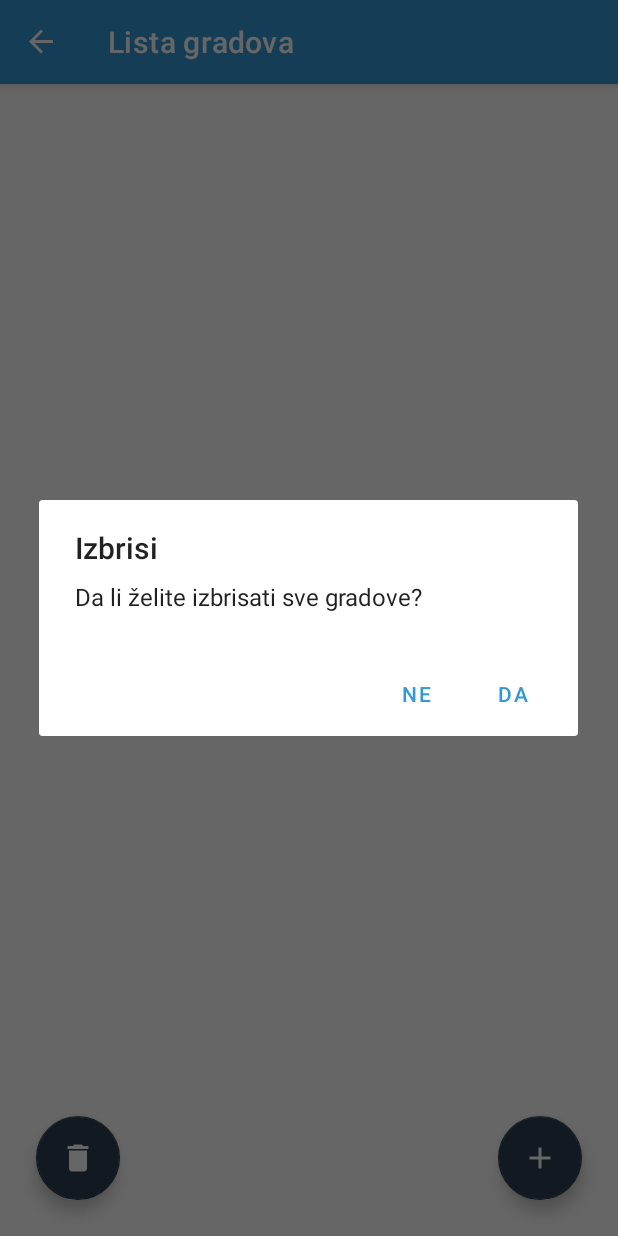
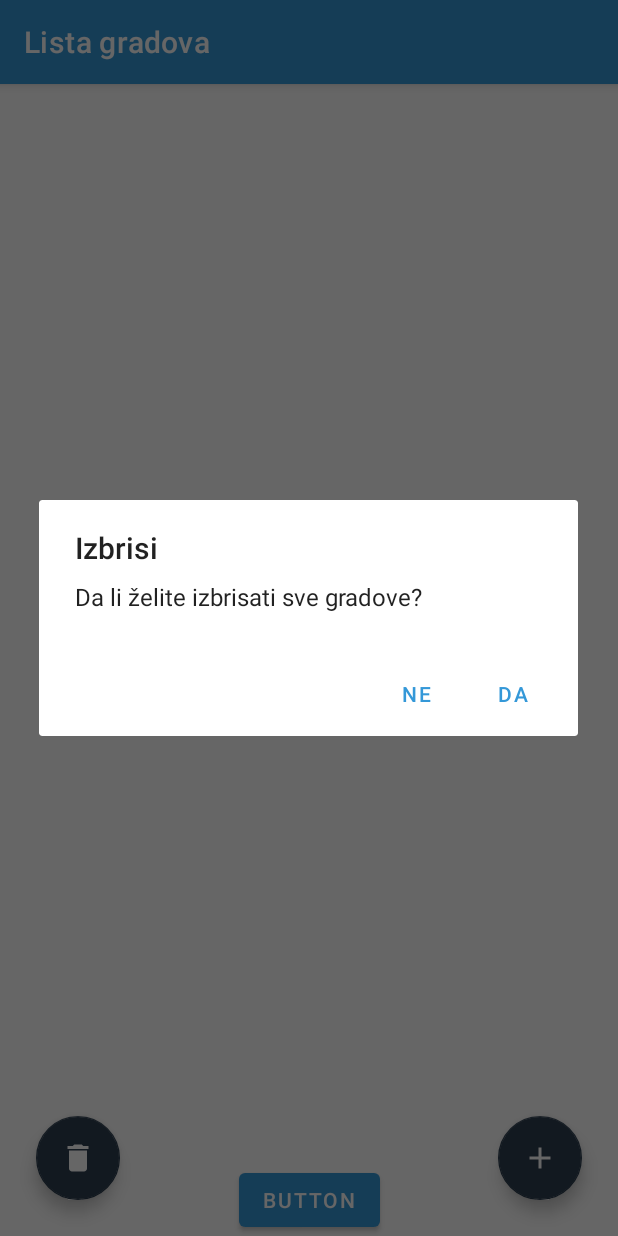
Before and after one commit to kerimnuhanovic/SalesmanProblemProject2, an Android app: the screen it shows after launch (MainActivity), after a tap on an icon or button, on a phone screen of 412 x 824 dp. Run offline under Robolectric (Android 15) with nearby library versions, the phone set to English and light mode, and no system bars; our stand-ins replace Room's generated code, Timber, data binding, navigation-ui.

Commit message:
Update5 23.5

```diff
--- a/app/src/main/java/com/example/salesmanproblemproject/GradRepository.kt
+++ b/app/src/main/java/com/example/salesmanproblemproject/GradRepository.kt
@@ -21,8 +21,8 @@ class GradRepository(private val gradDao: GradDBDao) {
         gradDao.deleteCity(grad)
     }
 
-    suspend fun dajSve():List<GradDB> {
-        return gradDao.dajSve()
+    fun dajSveGradove():List<GradDB> {
+        return gradDao.dajSveGradove()
     }
 
 }
--- a/app/src/main/java/com/example/salesmanproblemproject/ListaGradovaFragment.kt
+++ b/app/src/main/java/com/example/salesmanproblemproject/ListaGradovaFragment.kt
@@ -11,6 +11,7 @@ import androidx.databinding.DataBindingUtil
 import androidx.lifecycle.Observer
 import androidx.lifecycle.ViewModelProvider
 import androidx.navigation.Navigation
+import androidx.navigation.findNavController
 import androidx.recyclerview.widget.RecyclerView
 import com.example.salesmanproblemproject.database.GradDBViewModel
 import com.example.salesmanproblemproject.databinding.FragmentListaGradovaBinding
@@ -62,6 +63,12 @@ class ListaGradovaFragment : Fragment() {
             builder.show()
         }
 
+
+        binding.dugme.setOnClickListener {
+            var listaPomocna: ListaGradova = ListaGradova(gradViewModel.readAllData.value!!)
+            it.findNavController().navigate(ListaGradovaFragmentDirections.actionListaGradovaFragmentToNajkraciPutFragment(listaPomocna))
+        }
+
         return binding.root;
     }
 
--- a/app/src/main/java/com/example/salesmanproblemproject/MainActivity.kt
+++ b/app/src/main/java/com/example/salesmanproblemproject/MainActivity.kt
@@ -5,6 +5,7 @@ import android.os.Bundle
 import android.util.Log
 import androidx.databinding.DataBindingUtil
 import androidx.navigation.findNavController
+import androidx.navigation.ui.AppBarConfiguration
 import androidx.navigation.ui.setupActionBarWithNavController
 import com.example.salesmanproblemproject.databinding.ActivityMainBinding
 import timber.log.Timber
@@ -15,9 +16,24 @@ class MainActivity : AppCompatActivity() {
 
         val binding = DataBindingUtil.setContentView<ActivityMainBinding>(this, R.layout.activity_main)
         setupActionBarWithNavController(findNavController(R.id.myNavHostFragment))
+
+
+        val appBarConfiguration = AppBarConfiguration
+            .Builder(
+                R.id.titleFragment2,
+                R.id.listaGradovaFragment
+
+            )
+            .build()
+
+        setupActionBarWithNavController(findNavController(R.id.myNavHostFragment),appBarConfiguration)
+
         Timber.i("onCreate called!")
+        Timber.i("Test istovremenog pusha!")
+    }
 
-        Timber.i("Test istovremenog pusha!")
-
+    override fun onSupportNavigateUp(): Boolean {
+        val navController = findNavController(R.id.myNavHostFragment)
+        return navController.navigateUp()
     }
 }
--- a/app/src/main/java/com/example/salesmanproblemproject/database/GradDBDao.kt
+++ b/app/src/main/java/com/example/salesmanproblemproject/database/GradDBDao.kt
@@ -26,6 +26,6 @@ interface GradDBDao {
     fun getAllCities() : LiveData<List<GradDB>>
 
     @Query("select * from grad_table")
-    fun dajSve() : List<GradDB>
+    fun dajSveGradove() : List<GradDB>
 
 }
--- a/app/src/main/res/layout/fragment_lista_gradova.xml
+++ b/app/src/main/res/layout/fragment_lista_gradova.xml
@@ -55,5 +55,15 @@
         app:layout_constraintStart_toStartOf="parent"
         app:srcCompat="@drawable/ic_baseline_delete_24" />
 
+    <Button
+        android:id="@+id/dugme"
+        android:layout_width="wrap_content"
+        android:layout_height="wrap_content"
+        android:text="Button"
+        app:layout_constraintEnd_toStartOf="@+id/floatingActionButton"
+        app:layout_constraintStart_toEndOf="@+id/izbrisiSve"
+        tools:layout_editor_absoluteY="656dp"
+        app:layout_constraintBottom_toBottomOf="parent"/>
+
 </androidx.constraintlayout.widget.ConstraintLayout>
 </layout>
--- a/app/src/main/res/layout/fragment_najkraci_put.xml
+++ b/app/src/main/res/layout/fragment_najkraci_put.xml
@@ -20,6 +20,7 @@
             />
 
         <TextView
+            android:id="@+id/put"
             android:layout_width="match_parent"
             android:layout_height="wrap_content"
             app:layout_constraintTop_toBottomOf="@+id/racunaj"
--- a/app/src/main/res/navigation/navigation.xml
+++ b/app/src/main/res/navigation/navigation.xml
@@ -23,6 +23,9 @@
         <action
             android:id="@+id/action_listaGradovaFragment_to_gradDetaljiFragment"
             app:destination="@id/gradDetaljiFragment" />
+        <action
+            android:id="@+id/action_listaGradovaFragment_to_najkraciPutFragment"
+            app:destination="@id/najkraciPutFragment" />
     </fragment>
     <fragment
         android:id="@+id/dodajGradFragment"
@@ -46,5 +49,9 @@
     <fragment
         android:id="@+id/najkraciPutFragment"
         android:name="com.example.salesmanproblemproject.NajkraciPutFragment"
-        android:label="NajkraciPutFragment" />
+        android:label="NajkraciPutFragment" >
+        <argument
+            android:name="niz"
+            app:argType="com.example.salesmanproblemproject.ListaGradova" />
+    </fragment>
 </navigation>
```
Also changed, not shown: app/src/main/java/com/example/salesmanproblemproject/ListaGradova.kt (added, +11 -0 lines), app/src/main/java/com/example/salesmanproblemproject/NajkraciPutFragment.kt (+22 -2 lines), app/src/main/java/com/example/salesmanproblemproject/algoritam/Algoritam.kt (+41 -28 lines), app/src/main/java/com/example/salesmanproblemproject/database/GradDBViewModel.kt (+9 -2 lines), 1 other file.
